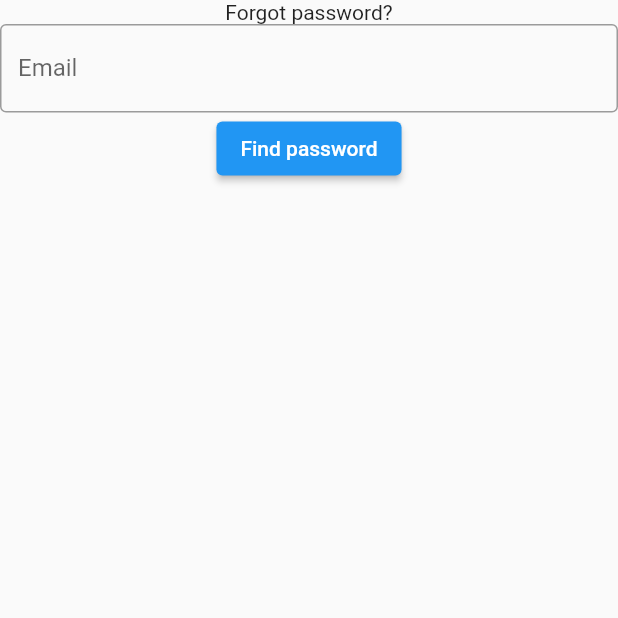
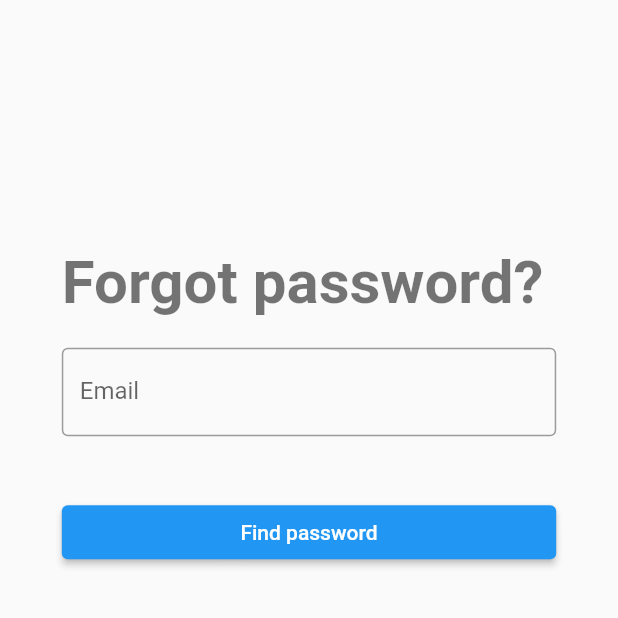
Before and after one commit to LUCAssYA/NLUT_FT, a Flutter app: the FindPasswordPage screen opened by its route, on a phone screen of 412 x 824 dp, the top half of it. Run offline on Flutter 3.47's test engine with Material 2 defaults, Android fonts, the phone set to English and light mode, and no system bars.

Commit message:
style: find password style

```diff
--- a/lib/screen/find_password.dart
+++ b/lib/screen/find_password.dart
@@ -1,5 +1,6 @@
 import 'package:flutter/cupertino.dart';
 import 'package:flutter/material.dart';
+import 'package:urooster/style/find_password_style.dart' as style;
 
 class FindPasswordPage extends StatelessWidget {
   FindPasswordPage({Key? key}) : super(key: key);
@@ -12,16 +13,21 @@ class FindPasswordPage extends StatelessWidget {
     return Scaffold(
         body: Form(
             child: Container(
+              margin: style.containerMargin(context),
       child: Column(
+        crossAxisAlignment: CrossAxisAlignment.start,
         children: [
-          Text("Forgot password?"),
+          Text("Forgot password?", style: style.titleTextStyle),
           Container(
+            margin: style.itemMargin,
             child: TextFormField(
               decoration: InputDecoration(
                   labelText: "Email", border: OutlineInputBorder()),
             ),
           ),
           Container(
+            margin: style.itemMargin,
+            width: style.buttonWidth(context),
               child: ElevatedButton(
             onPressed: () {},
             child: Text("Find password"),
--- /dev/null
+++ b/lib/style/find_password_style.dart
@@ -0,0 +1,17 @@
+import 'package:flutter/cupertino.dart';
+import 'package:flutter/material.dart';
+
+var titleTextStyle = TextStyle(color: Colors.black54, fontSize: 40, fontWeight: FontWeight.bold);
+var containerMargin = (context){
+  var width = MediaQuery.of(context).size.width;
+  var height = MediaQuery.of(context).size.height;
+
+  return EdgeInsets.symmetric(horizontal: width*0.1, vertical: height*0.2);
+};
+
+
+var buttonWidth = (context) {
+  return MediaQuery.of(context).size.width;
+};
+
+var itemMargin = EdgeInsets.symmetric(vertical:20, horizontal: 0);
```
